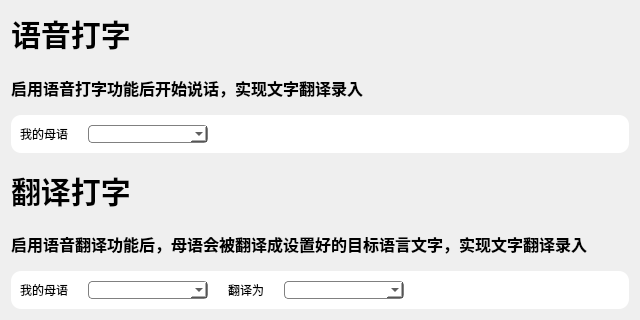
Above: EasyPointer/DialogTypeWord.ui from wlffeng2008/EasyPointer before the change. Below: the same form after it.
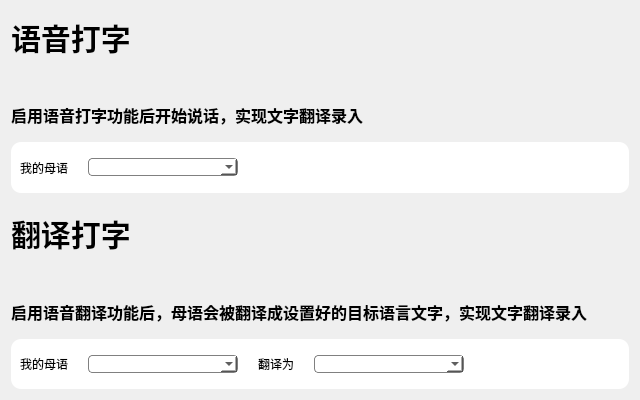
That is the form after the change. Icons and pictures are not drawn.

```diff
--- a/EasyPointer/DialogTypeWord.ui
+++ b/EasyPointer/DialogTypeWord.ui
@@ -7,7 +7,7 @@
     <x>0</x>
     <y>0</y>
     <width>640</width>
-    <height>320</height>
+    <height>400</height>
    </rect>
   </property>
   <property name="windowTitle">
@@ -121,13 +121,13 @@
        <widget class="QComboBox" name="comboBoxLang1">
         <property name="minimumSize">
          <size>
-          <width>120</width>
+          <width>150</width>
           <height>0</height>
          </size>
         </property>
         <property name="maximumSize">
          <size>
-          <width>120</width>
+          <width>150</width>
           <height>16777215</height>
          </size>
         </property>
@@ -225,13 +225,13 @@
        <widget class="QComboBox" name="comboBoxLang2">
         <property name="minimumSize">
          <size>
-          <width>120</width>
+          <width>150</width>
           <height>0</height>
          </size>
         </property>
         <property name="maximumSize">
          <size>
-          <width>120</width>
+          <width>150</width>
           <height>16777215</height>
          </size>
         </property>
@@ -257,13 +257,13 @@
        <widget class="QComboBox" name="comboBoxLang3">
         <property name="minimumSize">
          <size>
-          <width>120</width>
+          <width>150</width>
           <height>0</height>
          </size>
         </property>
         <property name="maximumSize">
          <size>
-          <width>120</width>
+          <width>150</width>
           <height>16777215</height>
          </size>
         </property>
```
